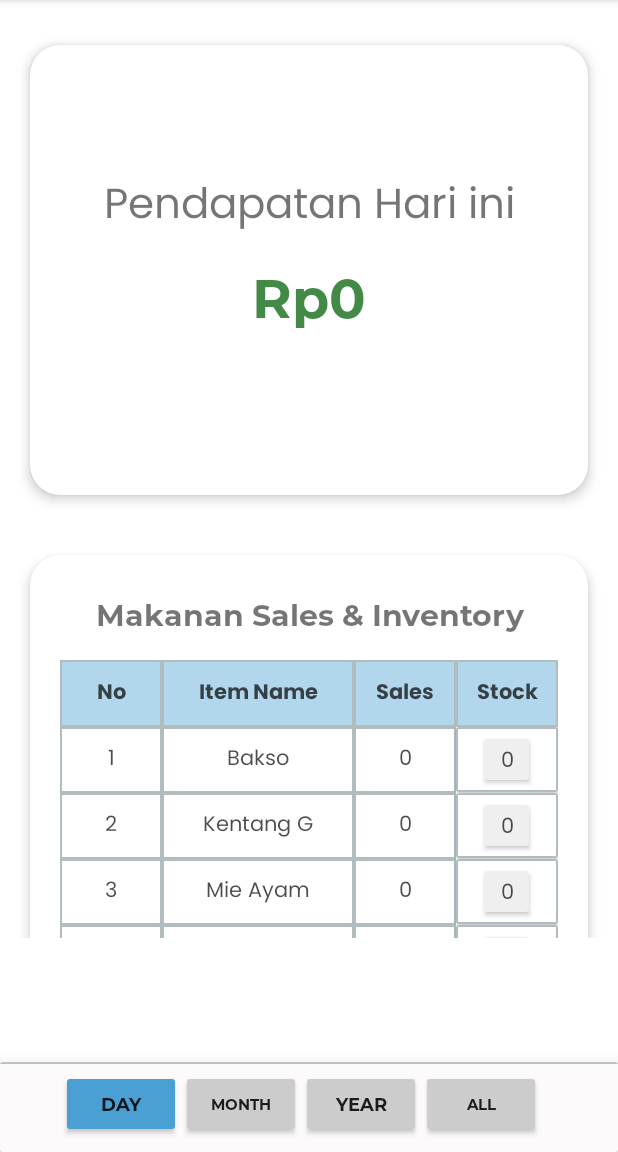
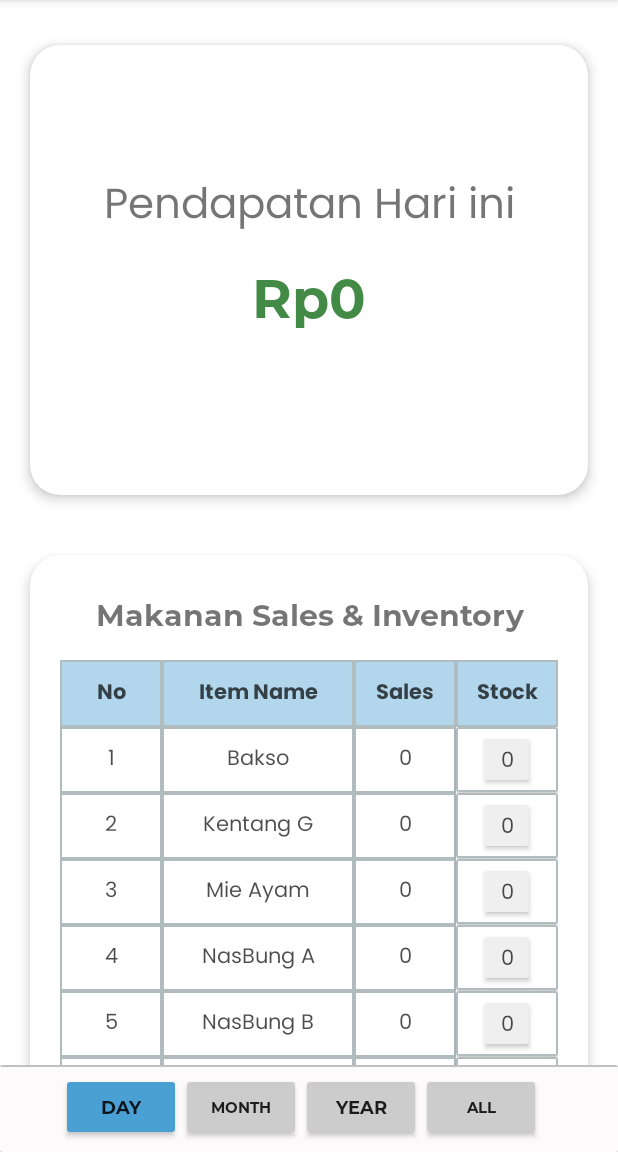
Before and after one commit to fajrulalam/dashboard-and-inventory, an Android app: the screen it shows after launch (MainActivity), on a phone screen of 412 x 824 dp, the part 84-1236 px from its top. Run offline under Robolectric (Android 15) with nearby library versions, the phone set to English and light mode, and no system bars; our stand-ins replace Firebase (no records; nobody signed in at launch, a user with empty details on screens opened directly).

Commit message:
major back end changes

```diff
--- a/app/src/main/res/layout/activity_main.xml
+++ b/app/src/main/res/layout/activity_main.xml
@@ -11,7 +11,8 @@
     <androidx.swiperefreshlayout.widget.SwipeRefreshLayout
         android:id="@+id/refresh"
         android:layout_width="match_parent"
-        android:layout_height="625dp">
+        android:layout_height="710dp">
+
 
         <ScrollView
             android:layout_width="match_parent"
@@ -2321,13 +2322,6 @@
 
             </ScrollView>
 
-            <!--    <TextView-->
-            <!--        android:layout_width="match_parent"-->
-            <!--        android:layout_height="match_parent"-->
-            <!--        android:id="@+id/TotalHariIni"-->
-            <!--        android:text="hello"-->
-            <!--        android:gravity="center" />-->
-
 
         </ScrollView>
 
@@ -2336,8 +2330,9 @@
     <RelativeLayout
         android:layout_width="match_parent"
         android:layout_height="wrap_content"
-        android:layout_marginBottom="0dp"
-        android:layout_below="@+id/refresh">
+        android:layout_below="@+id/refresh"
+        android:layout_alignEnd="@+id/refresh"
+        android:layout_marginBottom="0dp">
 
         <androidx.cardview.widget.CardView
             android:id="@+id/timeframeBelt_container"
@@ -2347,13 +2342,12 @@
             android:layout_marginBottom="0dp"
             android:background="@drawable/layout_bg"
             android:orientation="vertical"
+            android:paddingLeft="20dp"
             android:paddingTop="0dp"
             android:paddingRight="20dp"
-            android:paddingLeft="20dp"
             android:paddingBottom="20dp"
             app:cardBackgroundColor="#FCFAFA"
             app:cardElevation="20dp">
-
 
 
             <FrameLayout
```
